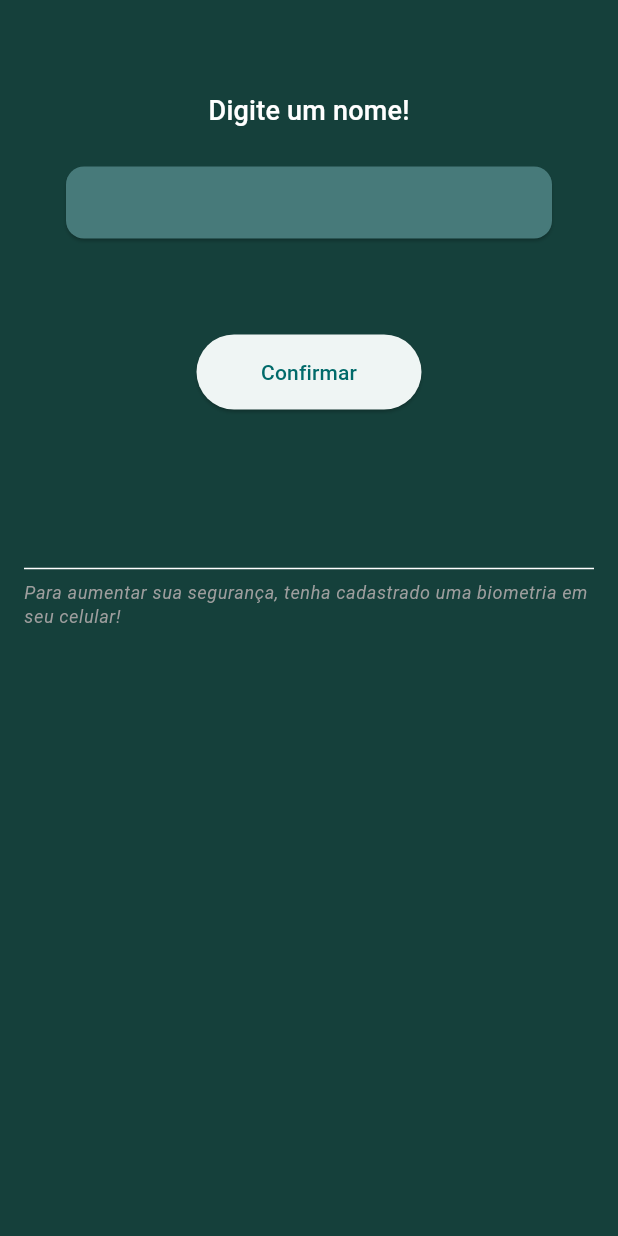
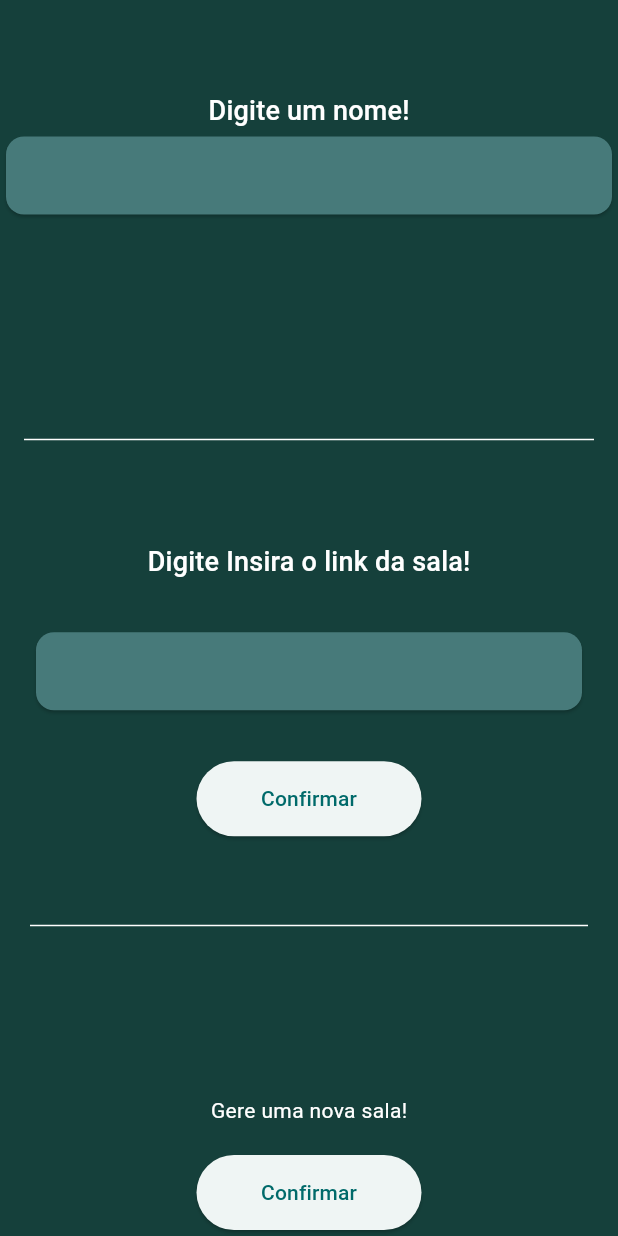
Before and after one commit to joseRibamar21/chat_flutter, a Flutter app: the screen it shows after launch, on a phone screen of 412 x 824 dp. Run offline on Flutter 3.47's test engine with Material 2 defaults, Android fonts, the phone set to English and light mode, and no system bars; our stand-ins replace flutter_secure_storage, fluttertoast, get, local_auth, shared_preferences, socket_io_client; missing offline and left inert: clipboard, encrypt; statements that could not run were skipped.

Commit message:
enter chat from link

```diff
--- /dev/null
+++ b/lib/ui/pages/resgister/components/components.dart
@@ -0,0 +1 @@
+export 'options_register.dart';
--- /dev/null
+++ b/lib/ui/pages/resgister/components/options_register.dart
@@ -0,0 +1,151 @@
+import 'package:flutter/material.dart';
+import 'package:provider/provider.dart';
+
+import '../register.dart';
+
+class OptionsRegister extends StatelessWidget {
+  const OptionsRegister({Key? key}) : super(key: key);
+
+  @override
+  Widget build(BuildContext context) {
+    return LayoutBuilder(builder: (context, constrain) {
+      return Padding(
+          padding: const EdgeInsets.symmetric(horizontal: 20),
+          child:
+              constrain.maxWidth > 1100 ? const _Option1() : const _Option2());
+    });
+  }
+}
+
+class _Option1 extends StatelessWidget {
+  const _Option1({
+    Key? key,
+  }) : super(key: key);
+
+  @override
+  Widget build(BuildContext context) {
+    var controller = Provider.of<RegisterController>(context);
+    return Row(
+      mainAxisAlignment: MainAxisAlignment.spaceBetween,
+      children: [
+        SizedBox(
+          height: 300,
+          width: 500,
+          child: Center(
+            child: Column(
+              mainAxisSize: MainAxisSize.min,
+              children: [
+                Text("Digite Insira o link da sala!",
+                    style: Theme.of(context).textTheme.titleMedium),
+                Padding(
+                  padding: const EdgeInsets.symmetric(vertical: 30),
+                  child: SizedBox(
+                    height: 60,
+                    width: 500,
+                    child: TextFieldRegister(
+                        onConfirm: () {}, onChange: (value) {}),
+                  ),
+                ),
+                SizedBox(
+                  width: 150,
+                  height: 50,
+                  child: ElevatedButton(
+                      onPressed: () async {
+                        bool test = false;
+                      },
+                      child: const Text("Confirmar")),
+                )
+              ],
+            ),
+          ),
+        ),
+        const SizedBox(height: 400, child: VerticalDivider()),
+        SizedBox(
+          height: 300,
+          width: 500,
+          child: Center(
+            child: Column(
+              mainAxisSize: MainAxisSize.min,
+              children: [
+                const Text("Gere uma nova sala!"),
+                const SizedBox(height: 20),
+                SizedBox(
+                  width: 150,
+                  height: 50,
+                  child: ElevatedButton(
+                      onPressed: () async {}, child: const Text("Confirmar")),
+                ),
+              ],
+            ),
+          ),
+        ),
+      ],
+    );
+  }
+}
+
+class _Option2 extends StatelessWidget {
+  const _Option2({
+    Key? key,
+  }) : super(key: key);
+
+  @override
+  Widget build(BuildContext context) {
+    var controller = Provider.of<RegisterController>(context);
+    return Column(
+      children: [
+        SizedBox(
+          height: 300,
+          width: 500,
+          child: Center(
+            child: Column(
+              mainAxisSize: MainAxisSize.min,
+              children: [
+                Text("Digite Insira o link da sala!",
+                    style: Theme.of(context).textTheme.titleMedium),
+                Padding(
+                  padding: const EdgeInsets.symmetric(vertical: 30),
+                  child: SizedBox(
+                    height: 60,
+                    width: 500,
+                    child: TextFieldRegister(
+                        onConfirm: () {}, onChange: (value) {}),
+                  ),
+                ),
+                SizedBox(
+                  width: 150,
+                  height: 50,
+                  child: ElevatedButton(
+                      onPressed: () async {
+                        bool test = false;
+                      },
+                      child: const Text("Confirmar")),
+                )
+              ],
+            ),
+          ),
+        ),
+        const Divider(),
+        SizedBox(
+          height: 300,
+          width: 500,
+          child: Center(
+            child: Column(
+              mainAxisSize: MainAxisSize.min,
+              children: [
+                const Text("Gere uma nova sala!"),
+                const SizedBox(height: 20),
+                SizedBox(
+                  width: 150,
+                  height: 50,
+                  child: ElevatedButton(
+                      onPressed: () async {}, child: const Text("Confirmar")),
+                ),
+              ],
+            ),
+          ),
+        ),
+      ],
+    );
+  }
+}
--- a/lib/ui/pages/resgister/register_page.dart
+++ b/lib/ui/pages/resgister/register_page.dart
@@ -3,6 +3,7 @@ import 'package:get/get.dart';
 import 'package:provider/provider.dart';
 
 import '../../mixins/mixins.dart';
+import 'components/components.dart';
 import 'register.dart';
 
 class RegisterPage extends StatefulWidget {
@@ -22,7 +23,9 @@ class _RegisterPageState extends State<RegisterPage>
     handleUIError(context, controller.uiErrorStream);
     return Provider(
       create: (context) => controller,
-      child: Scaffold(body: Builder(builder: (context) {
+      child: Scaffold(
+        body: Builder(
+          builder: (context) {
             return SafeArea(
               child: Builder(builder: (context) {
                 controller.inicialization();
@@ -33,50 +36,45 @@ class _RegisterPageState extends State<RegisterPage>
                       const SizedBox(height: 60),
                       Text("Digite um nome!",
                           style: Theme.of(context).textTheme.titleMedium),
+                      SizedBox(
+                        height: 60,
+                        width: 700,
+                        child: TextFieldRegister(
+                            onConfirm: () {},
+                            onChange: controller.validadeName),
+                      ),
+                      const SizedBox(height: 40),
+                      const SizedBox(height: 90),
                       Padding(
                         padding: const EdgeInsets.symmetric(
-                        vertical: 20, horizontal: 40),
-                    child: TextFieldRegister(onConfirm: controller.register),
-                  ),
-                  const SizedBox(height: 40),
-                  SizedBox(
-                    width: 150,
-                    height: 50,
-                    child: ElevatedButton(
-                        onPressed: () async {
-                          bool test = await controller.register();
-                          if (test) {
-                            Get.toNamed('/home');
-                          }
-                        },
-                        child: const Text("Confirmar")),
-                  ),
-                  const SizedBox(height: 90),
-                  Padding(
-                    padding:
-                        const EdgeInsets.symmetric(vertical: 8, horizontal: 16),
+                            vertical: 8, horizontal: 16),
                         child: Column(
-                      children: [
-                        const Divider(),
-                        Text(
+                          children: const [
+                            Divider(),
+                            /* Text(
                                 "Para aumentar sua segurança, tenha cadastrado uma biometria em seu celular!",
-                            style: Theme.of(context).textTheme.bodySmall)
+                                style: Theme.of(context).textTheme.bodySmall) */
                           ],
                         ),
-                  )
+                      ),
+                      const OptionsRegister()
                     ],
                   ),
                 );
               }),
             );
-      })),
+          },
+        ),
+      ),
     );
   }
 }
 
 class TextFieldRegister extends StatefulWidget {
   final Function() onConfirm;
-  const TextFieldRegister({Key? key, required this.onConfirm})
+  final Function(String value) onChange;
+  const TextFieldRegister(
+      {Key? key, required this.onConfirm, required this.onChange})
       : super(key: key);
 
   @override
@@ -108,7 +106,7 @@ class _TextFieldRegisterState extends State<TextFieldRegister> {
           controller: _controller,
           style: Theme.of(context).textTheme.bodyMedium,
           onEditingComplete: widget.onConfirm,
-          onChanged: controller.validadeName,
+          onChanged: widget.onChange,
         ),
       ),
     );
```
Also changed, not shown: lib/ui/pages/resgister/register_controller.dart (+16 -2 lines). Lines whose indentation alone changed are shown as unchanged.
